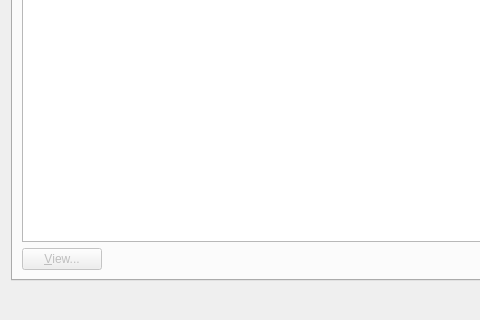
testmana2/test, file Helpviewer/SslCertificatesDialog.ui: the form before one commit; both pictures show x 0 to 480 and y 120 to 440 of the 760 by 440 pixel window.
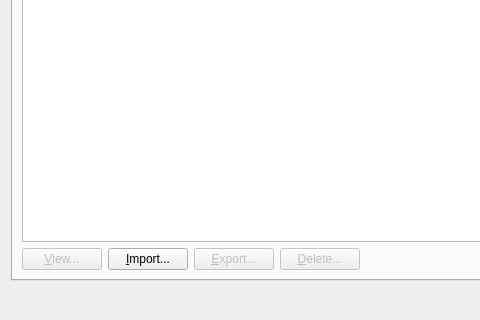
The form after the commit. The open tabs and pages were chosen to show the change.

Commit message: Enhanced the certificate manager of the web browser by code to import/export certificates and to delete system certificates.

```diff
--- a/Helpviewer/SslCertificatesDialog.ui
+++ b/Helpviewer/SslCertificatesDialog.ui
@@ -139,6 +139,42 @@
            </property>
           </widget>
          </item>
+         <item>
+          <widget class="QPushButton" name="caImportButton">
+           <property name="toolTip">
+            <string>Press to import a certificate</string>
+           </property>
+           <property name="text">
+            <string>&amp;Import...</string>
+           </property>
+          </widget>
+         </item>
+         <item>
+          <widget class="QPushButton" name="caExportButton">
+           <property name="enabled">
+            <bool>false</bool>
+           </property>
+           <property name="toolTip">
+            <string>Press to export the selected certificate</string>
+           </property>
+           <property name="text">
+            <string>&amp;Export...</string>
+           </property>
+          </widget>
+         </item>
+         <item>
+          <widget class="QPushButton" name="caDeleteButton">
+           <property name="enabled">
+            <bool>false</bool>
+           </property>
+           <property name="toolTip">
+            <string>Press to delete the selected certificate</string>
+           </property>
+           <property name="text">
+            <string>&amp;Delete...</string>
+           </property>
+          </widget>
+         </item>
          <item>
           <spacer name="horizontalSpacer_2">
            <property name="orientation">
```
Left out of the diff: 32 changed lines with no effect on the pictures. The commit also changes 17 other files.
